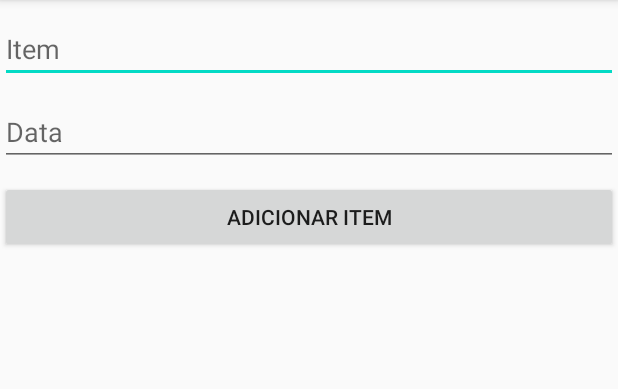
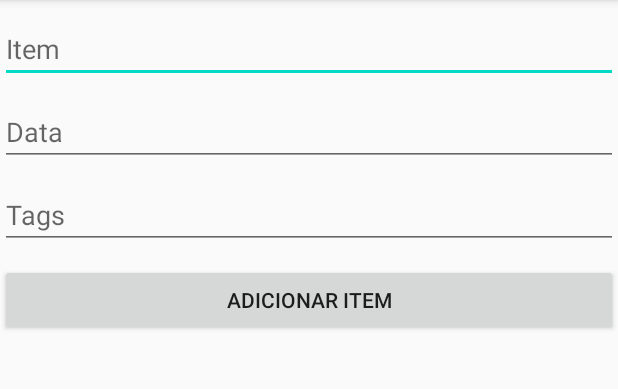
Before and after one commit to gustavolandi/todo, an Android app: the AddItemActivity screen opened directly, with no data from a screen before it, on a phone screen of 412 x 824 dp, the part 84-473 px from its top. Run offline under Robolectric (Android 15) with nearby library versions, the phone set to English and light mode, and no system bars.

Commit message:
adicionando tags todolist

```diff
--- a/app/src/main/java/br/com/landi/todolist/model/ToDo.kt
+++ b/app/src/main/java/br/com/landi/todolist/model/ToDo.kt
@@ -1,4 +1,4 @@
 package br.com.landi.todolist.model
 
-data class ToDo(var id: Int, var name : String, var status: Boolean, var date: String) {
+data class ToDo(var id: Int, var name : String, var status: Boolean, var date: String, var tags: MutableList<String> = mutableListOf()) {
 }
--- a/app/src/main/res/layout/activity_add_item.xml
+++ b/app/src/main/res/layout/activity_add_item.xml
@@ -21,11 +21,20 @@
         android:inputType="date"
         android:hint="Data"/>
 
+    <EditText
+        android:layout_width="match_parent"
+        android:layout_height="wrap_content"
+        android:id="@+id/edtTags"
+        android:layout_marginTop="10dp"
+        android:layout_below="@+id/edtDate"
+        android:inputType="text"
+        android:hint="Tags"/>
+
     <Button
         android:layout_width="match_parent"
         android:layout_height="wrap_content"
         android:id="@+id/btnAddItem"
-        android:layout_below="@+id/edtDate"
+        android:layout_below="@+id/edtTags"
         android:layout_marginTop="10dp"
         android:text="Adicionar Item"
         />
```
Also changed, not shown: app/src/main/java/br/com/landi/todolist/AddItemActivity.kt (+10 -4 lines), app/src/main/java/br/com/landi/todolist/MainActivity.kt (+8 -5 lines), app/src/main/java/br/com/landi/todolist/TodoAdapter.kt (+15 -13 lines), app/src/main/java/br/com/landi/todolist/utils/Utils.kt (+8 -0 lines).
